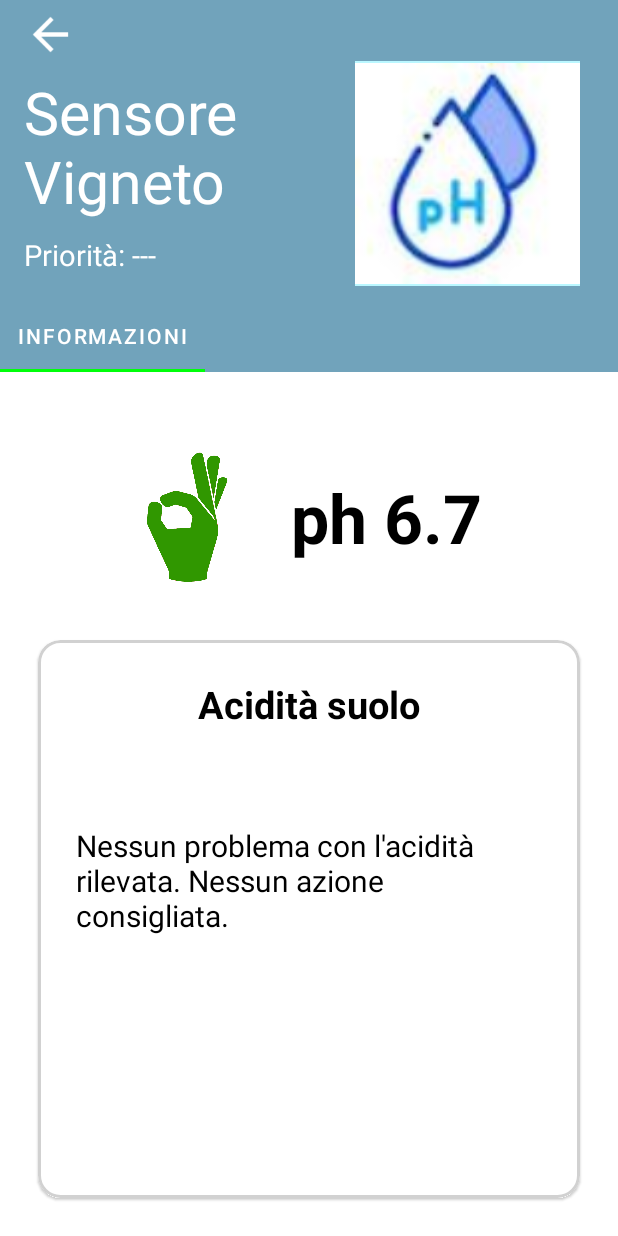
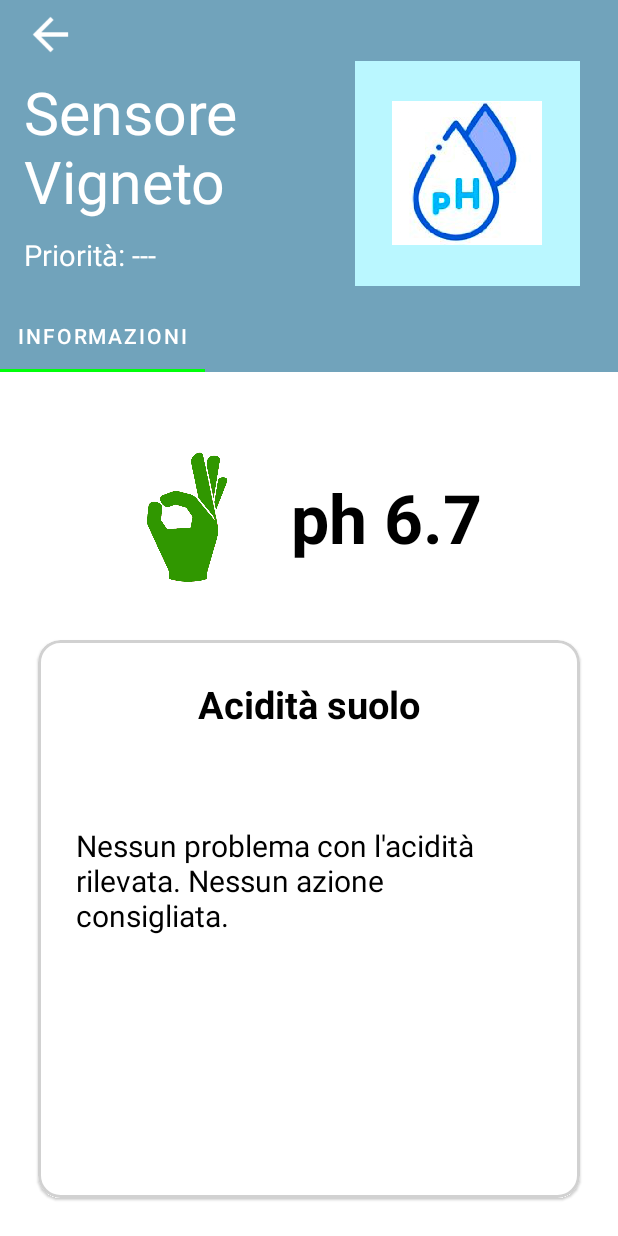
Before and after one commit to Nicola-9/Farming4U, an Android app: the fragment SensorInformationFragment shown on its own in the app's theme, on a phone screen of 412 x 824 dp. Run offline under Robolectric (Android 15) with nearby library versions, the phone set to English and light mode, and no system bars.

Commit message:
Add other beatiful code

```diff
--- a/Farming4U/app/src/main/java/com/gruppodieci/farming4u/BottomNavigationMenu.java
+++ b/Farming4U/app/src/main/java/com/gruppodieci/farming4u/BottomNavigationMenu.java
@@ -8,6 +8,7 @@ import androidx.fragment.app.FragmentManager;
 import androidx.fragment.app.FragmentTransaction;
 import com.google.android.material.bottomnavigation.BottomNavigationView;
 import com.gruppodieci.farming4u.fragments.GroundStatusFragment;
+import com.gruppodieci.farming4u.fragments.SensorInformationFragment;
 
 public class BottomNavigationMenu {
 
@@ -26,8 +27,13 @@ public class BottomNavigationMenu {
 
                         return true;
                     case R.id.groundStatus:
+                        GroundStatusFragment.setSensor("beacon");
+
                         activeFragment = new GroundStatusFragment();
                         replaceFragment(activeFragment);
+
+                        MainActivity.getToolbar().setTitle("Stato Terreno");
+
                         return true;
                     case R.id.grounds:
                         activeFragment = null;
--- a/Farming4U/app/src/main/java/com/gruppodieci/farming4u/business/SensorInformationBusiness.java
+++ b/Farming4U/app/src/main/java/com/gruppodieci/farming4u/business/SensorInformationBusiness.java
@@ -1,11 +1,22 @@
 package com.gruppodieci.farming4u.business;
 
 import android.graphics.Color;
+import android.view.View;
+import android.view.ViewGroup;
 import android.widget.FrameLayout;
+import android.widget.ImageButton;
 import android.widget.ImageView;
 import android.widget.TextView;
 
+import androidx.fragment.app.Fragment;
+import androidx.fragment.app.FragmentManager;
+import androidx.fragment.app.FragmentTransaction;
+
+import com.google.android.material.button.MaterialButton;
+import com.gruppodieci.farming4u.BottomNavigationMenu;
 import com.gruppodieci.farming4u.R;
+import com.gruppodieci.farming4u.fragments.GroundStatusFragment;
+import com.gruppodieci.farming4u.fragments.SensorInformationFragment;
 
 public class SensorInformationBusiness {
     public SensorInformationBusiness(TextView informationTitle, TextView informationPriority, FrameLayout framePriorityColor,
@@ -25,6 +36,20 @@ public class SensorInformationBusiness {
         this.setNameAndPriority();
         this.setImage();
         this.setTitleAndText();
+    }
+
+    public void setOnBackButtonListener(ImageButton backButton){
+        backButton.setOnClickListener(new View.OnClickListener() {
+            @Override
+            public void onClick(View view) {
+                GroundStatusFragment.setSensor(sensorName);
+
+                Fragment newFragment = new GroundStatusFragment();
+
+                BottomNavigationMenu.replaceFragment(newFragment);
+                BottomNavigationMenu.setActiveFragment(newFragment);
+            }
+        });
     }
 
     public static void setInformation(String sensorNameP, String priorityP, String buttonPressedP, String valueP, String messageP){
@@ -77,7 +102,7 @@ public class SensorInformationBusiness {
     private void setImage(){
         switch (buttonPressed){
             case "humidity":
-                this.informationParameterImage.setImageResource(R.drawable.humidity_small);
+                this.informationParameterImage.setImageResource(R.drawable.humidity_big);
 
                 if(priority.equals("normal")){
                     String tit = "Umidità";
@@ -93,7 +118,7 @@ public class SensorInformationBusiness {
 
                 break;
             case "temperature":
-                this.informationParameterImage.setImageResource(R.drawable.temperatura_small);
+                this.informationParameterImage.setImageResource(R.drawable.temperatura_big);
 
                 if(priority.equals("normal")){
                     String tit = "Temperatura";
@@ -109,7 +134,14 @@ public class SensorInformationBusiness {
 
                 break;
             case "ph":
-                this.informationParameterImage.setImageResource(R.drawable.ph);
+                this.informationParameterImage.setImageResource(R.drawable.ph_big);
+
+                float pixelsDimension =  100 * BottomNavigationMenu.getInstance().getResources().getDisplayMetrics().density;
+
+                this.informationParameterImage.getLayoutParams().height = (int) pixelsDimension;
+                this.informationParameterImage.getLayoutParams().width = (int) pixelsDimension;
+
+                this.informationParameterImage.requestLayout();
 
                 if(priority.equals("normal")){
                     String tit = "Acidità suolo";
@@ -132,6 +164,10 @@ public class SensorInformationBusiness {
         this.informationText.setText(message);
     }
 
+    public static String getSensorName(){
+        return sensorName;
+    }
+
     private TextView informationTitle;
     private TextView informationPriority;
     private FrameLayout framePriorityColor;
--- a/Farming4U/app/src/main/java/com/gruppodieci/farming4u/fragments/SensorInformationFragment.java
+++ b/Farming4U/app/src/main/java/com/gruppodieci/farming4u/fragments/SensorInformationFragment.java
@@ -5,12 +5,15 @@ import android.view.LayoutInflater;
 import android.view.View;
 import android.view.ViewGroup;
 import android.widget.FrameLayout;
+import android.widget.ImageButton;
 import android.widget.ImageView;
 import android.widget.TextView;
-
 import androidx.annotation.NonNull;
 import androidx.annotation.Nullable;
 import androidx.fragment.app.Fragment;
+
+import com.google.android.material.button.MaterialButton;
+import com.gruppodieci.farming4u.MainActivity;
 import com.gruppodieci.farming4u.R;
 import com.gruppodieci.farming4u.business.SensorInformationBusiness;
 
@@ -33,13 +36,17 @@ public class SensorInformationFragment extends Fragment {
         this.informationTextParameter = this.sensorInformation.findViewById(R.id.informationTextParameter);
         this.informationDescriptionTitle = this.sensorInformation.findViewById(R.id.informationDescriptionTitle);
         this.informationText = this.sensorInformation.findViewById(R.id.informationText);
+        this.backButton = this.sensorInformation.findViewById(R.id.informationBackButton);
 
         this.sensorInformationBusiness = new SensorInformationBusiness(this.informationTitle, this.informationPriority, this.framePriorityColor,
                                                                         this.informationParameterImage, this.informationWarningImage,
                                                                         this.informationTextParameter, this.informationDescriptionTitle,
                                                                         this.informationText);
 
+        MainActivity.getToolbar().setVisibility(View.GONE);
+
         this.sensorInformationBusiness.setComponents();
+        this.sensorInformationBusiness.setOnBackButtonListener(this.backButton);
 
         return this.sensorInformation;
     }
@@ -53,5 +60,6 @@ public class SensorInformationFragment extends Fragment {
     private TextView informationTextParameter;
     private TextView informationDescriptionTitle;
     private TextView informationText;
+    private ImageButton backButton;
     private SensorInformationBusiness sensorInformationBusiness;
 }
--- a/Farming4U/app/src/main/res/layout/sensors_information.xml
+++ b/Farming4U/app/src/main/res/layout/sensors_information.xml
@@ -69,7 +69,7 @@
                         android:layout_width="150dp"
                         android:layout_height="150dp"
                         android:layout_gravity="center"
-                        android:src="@drawable/humidity_small"
+                        android:src="@drawable/ph_big"
                         android:id="@+id/informationParameterImage"/>
 
                 </FrameLayout>
```
Also changed, not shown: Farming4U/app/src/main/java/com/gruppodieci/farming4u/MainActivity.java (+18 -0 lines), Farming4U/app/src/main/java/com/gruppodieci/farming4u/business/GroundStatusBusiness.java (+10 -3 lines), Farming4U/app/src/main/java/com/gruppodieci/farming4u/fragments/GroundStatusFragment.java (+12 -2 lines), Farming4U/app/src/main/res/drawable/humidity_big.png (added), Farming4U/app/src/main/res/drawable/ph_big.png (added), Farming4U/app/src/main/res/drawable/temperatura_big.png (added).
